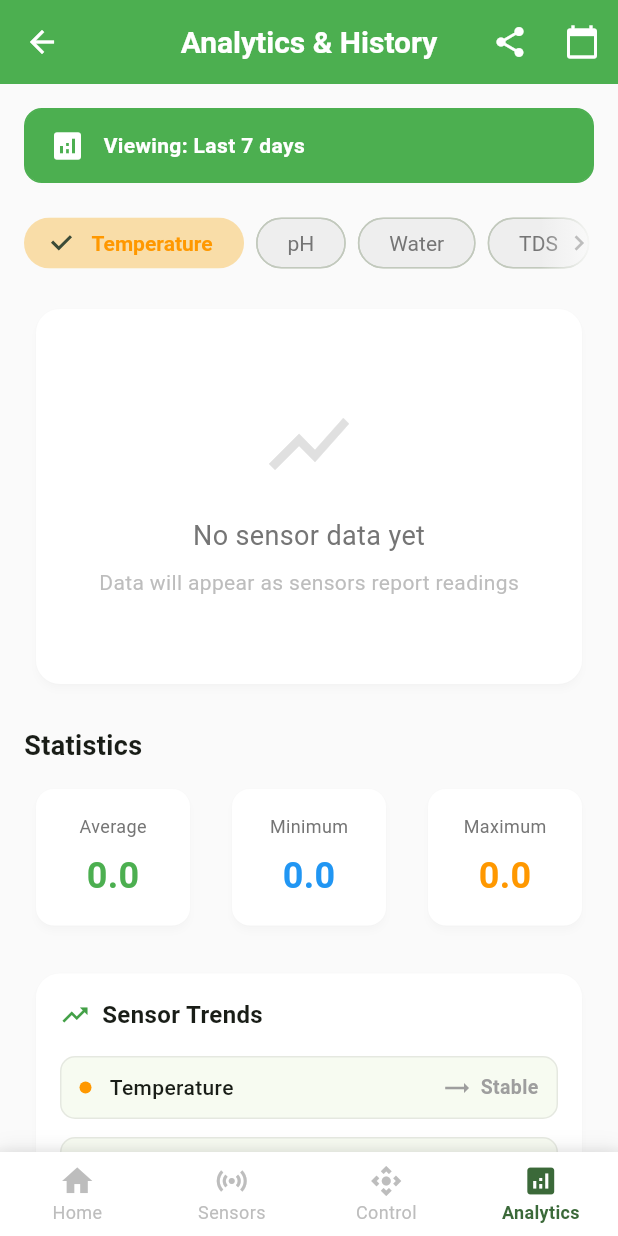
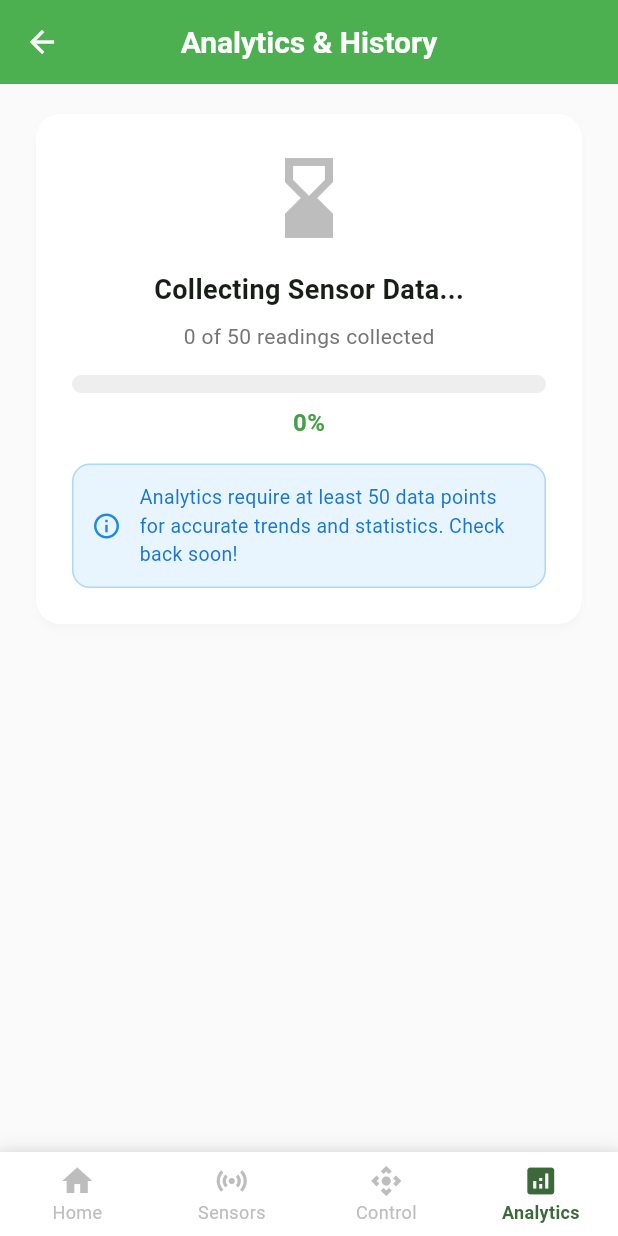
Before and after one commit to Hassan-AlMarsafy/Mobile_Programming_Project, a Flutter app: the AnalyticsScreen screen opened by its route, on a phone screen of 412 x 824 dp. Run offline on Flutter 3.47's test engine with Material 3 defaults, Android fonts, the phone set to English and light mode, and no system bars; our stand-ins replace cloud_firestore, connectivity_plus, firebase_auth, firebase_core, fl_chart, flutter_tts and 4 more; accounts and stored records are empty.

Commit message:
added a minimum before the trends appear and removed trends

```diff
--- a/lib/screens/analytics_screen.dart
+++ b/lib/screens/analytics_screen.dart
@@ -18,13 +18,16 @@ class _AnalyticsScreenState extends State<AnalyticsScreen> {
 
   List<Map<String, dynamic>> _sensorHistory = [];
   Map<String, dynamic> _statistics = {};
-  Map<String, dynamic>? _activeProfile;
+
   Map<String, dynamic> _alertSummary = {};
   bool _loading = true;
   int _selectedDays = 7;
   String _selectedSensor = 'temperature';
   bool _showScrollHint = true;
   final ScrollController _chipScrollController = ScrollController();
+
+  // Minimum datapoints required before showing analytics
+  static const int _minDataPoints = 50;
 
   final Map<String, String> _sensorLabels = {
     'temperature': 'Temperature (°C)',
@@ -70,13 +73,13 @@ class _AnalyticsScreenState extends State<AnalyticsScreen> {
         await _databaseService.getSensorHistory(days: _selectedDays);
     final stats =
         await _databaseService.getSensorStatistics(days: _selectedDays);
-    final profile = await _databaseService.getActiveProfile();
+
     final alerts = await _databaseService.getAlertSummary(days: _selectedDays);
 
     setState(() {
       _sensorHistory = history;
       _statistics = stats;
-      _activeProfile = profile;
+
       _alertSummary = alerts;
       _loading = false;
     });
@@ -143,10 +146,13 @@ class _AnalyticsScreenState extends State<AnalyticsScreen> {
 
   @override
   Widget build(BuildContext context) {
+    final hasEnoughData = _sensorHistory.length >= _minDataPoints;
+
     return MainLayout(
       title: 'Analytics & History',
       currentIndex: 3,
-      actions: [
+      actions: hasEnoughData && !_loading
+          ? [
               IconButton(
                 icon: const Icon(Icons.share, color: Colors.white),
                 tooltip: 'Export Data',
@@ -165,7 +171,8 @@ class _AnalyticsScreenState extends State<AnalyticsScreen> {
                   const PopupMenuItem(value: 7, child: Text('Last 7 days')),
                 ],
               ),
-      ],
+            ]
+          : [],
       child: _loading
           ? const Center(child: CircularProgressIndicator())
           : RefreshIndicator(
@@ -176,6 +183,10 @@ class _AnalyticsScreenState extends State<AnalyticsScreen> {
                 child: Column(
                   crossAxisAlignment: CrossAxisAlignment.start,
                   children: [
+                    // Check if we have enough data points
+                    if (!hasEnoughData) ...[
+                      _buildInsufficientDataCard(),
+                    ] else ...[
                       _buildTimeRangeInfo(),
                       const SizedBox(height: 16),
                       _buildSensorSelector(),
@@ -184,9 +195,8 @@ class _AnalyticsScreenState extends State<AnalyticsScreen> {
                       const SizedBox(height: 24),
                       _buildStatisticsCards(),
                       const SizedBox(height: 24),
-                    _buildTrendIndicators(),
-                    const SizedBox(height: 24),
                       _buildAlertSummary(),
+                    ],
                   ],
                 ),
               ),
@@ -525,198 +535,6 @@ class _AnalyticsScreenState extends State<AnalyticsScreen> {
     );
   }
 
-  // Calculate trend: positive = up, negative = down, 0 = stable
-  double _calculateTrend(String sensor) {
-    if (_sensorHistory.length < 2) return 0;
-
-    // Compare first half average to second half average
-    final midpoint = _sensorHistory.length ~/ 2;
-    final firstHalf = _sensorHistory.sublist(0, midpoint);
-    final secondHalf = _sensorHistory.sublist(midpoint);
-
-    double firstAvg = 0;
-    double secondAvg = 0;
-    int firstCount = 0;
-    int secondCount = 0;
-
-    for (final data in firstHalf) {
-      final value = data[sensor];
-      if (value != null) {
-        firstAvg += (value as num).toDouble();
-        firstCount++;
-      }
-    }
-
-    for (final data in secondHalf) {
-      final value = data[sensor];
-      if (value != null) {
-        secondAvg += (value as num).toDouble();
-        secondCount++;
-      }
-    }
-
-    if (firstCount == 0 || secondCount == 0) return 0;
-
-    firstAvg /= firstCount;
-    secondAvg /= secondCount;
-
-    final change = ((secondAvg - firstAvg) / firstAvg) * 100;
-    return change;
-  }
-
-  // Check if current average is outside threshold
-  bool _isOutsideThreshold(String sensor) {
-    if (_activeProfile == null) return false;
-
-    final thresholdMap = {
-      'temperature': ['temp_min', 'temp_max'],
-      'ph': ['ph_min', 'ph_max'],
-      'water_level': ['water_min', 'water_max'],
-      'tds': ['tds_min', 'tds_max'],
-      'light_intensity': ['light_min', 'light_max'],
-    };
-
-    final avgKeyMap = {
-      'temperature': 'avg_temp',
-      'ph': 'avg_ph',
-      'water_level': 'avg_water',
-      'tds': 'avg_tds',
-      'light_intensity': 'avg_light',
-    };
-
-    final keys = thresholdMap[sensor];
-    final avgKey = avgKeyMap[sensor];
-    if (keys == null || avgKey == null) return false;
-
-    final avg = _statistics[avgKey] as num?;
-    final min = _activeProfile![keys[0]] as num?;
-    final max = _activeProfile![keys[1]] as num?;
-
-    if (avg == null || min == null || max == null) return false;
-
-    return avg < min || avg > max;
-  }
-
-  Widget _buildTrendIndicators() {
-    return Card(
-      elevation: 2,
-      shape: RoundedRectangleBorder(borderRadius: BorderRadius.circular(16)),
-      child: Padding(
-        padding: const EdgeInsets.all(16),
-        child: Column(
-          crossAxisAlignment: CrossAxisAlignment.start,
-          children: [
-            Row(
-              children: [
-                Icon(Icons.trending_up, color: Colors.green[600], size: 20),
-                const SizedBox(width: 8),
-                const Text(
-                  'Sensor Trends',
-                  style: TextStyle(fontSize: 16, fontWeight: FontWeight.bold),
-                ),
-              ],
-            ),
-            const SizedBox(height: 16),
-            ..._sensorLabels.entries.map((entry) {
-              final trend = _calculateTrend(entry.key);
-              final isOutside = _isOutsideThreshold(entry.key);
-
-              IconData trendIcon;
-              Color trendColor;
-              String trendText;
-
-              if (trend > 5) {
-                trendIcon = Icons.trending_up;
-                trendColor = isOutside ? Colors.red : Colors.green;
-                trendText = '+${trend.toStringAsFixed(1)}%';
-              } else if (trend < -5) {
-                trendIcon = Icons.trending_down;
-                trendColor = Colors.red;
-                trendText = '${trend.toStringAsFixed(1)}%';
-              } else {
-                trendIcon = Icons.trending_flat;
-                trendColor = isOutside ? Colors.red : Colors.grey;
-                trendText = 'Stable';
-              }
-
-              return Container(
-                margin: const EdgeInsets.only(bottom: 12),
-                padding:
-                    const EdgeInsets.symmetric(horizontal: 12, vertical: 10),
-                decoration: BoxDecoration(
-                  color: isOutside
-                      ? Colors.red.withOpacity(0.1)
-                      : Theme.of(context).cardColor,
-                  borderRadius: BorderRadius.circular(10),
-                  border: Border.all(
-                    color:
-                        isOutside ? Colors.red : Colors.grey.withOpacity(0.2),
-                    width: isOutside ? 1.5 : 1,
-                  ),
-                ),
-                child: Row(
-                  children: [
-                    Container(
-                      width: 8,
-                      height: 8,
-                      decoration: BoxDecoration(
-                        color: _sensorColors[entry.key],
-                        shape: BoxShape.circle,
-                      ),
-                    ),
-                    const SizedBox(width: 12),
-                    Expanded(
-                      child: Text(
-                        entry.value.split(' ').first,
-                        style: const TextStyle(fontWeight: FontWeight.w500),
-                      ),
-                    ),
-                    if (isOutside) ...[
-                      Container(
-                        padding: const EdgeInsets.symmetric(
-                            horizontal: 8, vertical: 2),
-                        decoration: BoxDecoration(
-                          color: Colors.red,
-                          borderRadius: BorderRadius.circular(12),
-                        ),
-                        child: const Row(
-                          mainAxisSize: MainAxisSize.min,
-                          children: [
-                            Icon(Icons.warning_amber,
-                                color: Colors.white, size: 14),
-                            SizedBox(width: 4),
-                            Text(
-                              'Alert',
-                              style: TextStyle(
-                                  color: Colors.white,
-                                  fontSize: 11,
-                                  fontWeight: FontWeight.bold),
-                            ),
-                          ],
-                        ),
-                      ),
-                      const SizedBox(width: 12),
-                    ],
-                    Icon(trendIcon, color: trendColor, size: 20),
-                    const SizedBox(width: 6),
-                    Text(
-                      trendText,
-                      style: TextStyle(
-                        color: trendColor,
-                        fontWeight: FontWeight.w600,
-                        fontSize: 13,
-                      ),
-                    ),
-                  ],
-                ),
-              );
-            }),
-          ],
-        ),
-      ),
-    );
-  }
-
   Widget _buildAlertSummary() {
     final total = _alertSummary['total'] as int? ?? 0;
     final bySensor = _alertSummary['by_sensor'] as Map<String, int>? ?? {};
@@ -890,4 +708,88 @@ class _AnalyticsScreenState extends State<AnalyticsScreen> {
       ),
     );
   }
+
+  Widget _buildInsufficientDataCard() {
+    final currentPoints = _sensorHistory.length;
+    final progress = currentPoints / _minDataPoints;
+    final progressPercent = (progress * 100).clamp(0, 100).toInt();
+
+    return Card(
+      elevation: 2,
+      shape: RoundedRectangleBorder(borderRadius: BorderRadius.circular(16)),
+      child: Padding(
+        padding: const EdgeInsets.all(24),
+        child: Column(
+          children: [
+            Icon(
+              Icons.hourglass_bottom,
+              size: 64,
+              color: Colors.grey[400],
+            ),
+            const SizedBox(height: 16),
+            const Text(
+              'Collecting Sensor Data...',
+              style: TextStyle(
+                fontSize: 18,
+                fontWeight: FontWeight.bold,
+              ),
+            ),
+            const SizedBox(height: 8),
+            Text(
+              '$currentPoints of $_minDataPoints readings collected',
+              style: TextStyle(
+                fontSize: 14,
+                color: Colors.grey[600],
+              ),
+            ),
+            const SizedBox(height: 16),
+            ClipRRect(
+              borderRadius: BorderRadius.circular(8),
+              child: LinearProgressIndicator(
+                value: progress,
+                minHeight: 12,
+                backgroundColor: Colors.grey[200],
+                valueColor: AlwaysStoppedAnimation<Color>(
+                  Colors.green[600]!,
+                ),
+              ),
+            ),
+            const SizedBox(height: 8),
+            Text(
+              '$progressPercent%',
+              style: TextStyle(
+                fontSize: 16,
+                fontWeight: FontWeight.bold,
+                color: Colors.green[600],
+              ),
+            ),
+            const SizedBox(height: 16),
+            Container(
+              padding: const EdgeInsets.all(12),
+              decoration: BoxDecoration(
+                color: Colors.blue.withOpacity(0.1),
+                borderRadius: BorderRadius.circular(12),
+                border: Border.all(color: Colors.blue.withOpacity(0.3)),
+              ),
+              child: Row(
+                children: [
+                  Icon(Icons.info_outline, color: Colors.blue[600], size: 20),
+                  const SizedBox(width: 12),
+                  Expanded(
+                    child: Text(
+                      'Analytics require at least $_minDataPoints data points for accurate trends and statistics. Check back soon!',
+                      style: TextStyle(
+                        fontSize: 13,
+                        color: Colors.blue[700],
+                      ),
+                    ),
+                  ),
+                ],
+              ),
+            ),
+          ],
+        ),
+      ),
+    );
   }
+}
```
Lines whose indentation alone changed are shown as unchanged.
